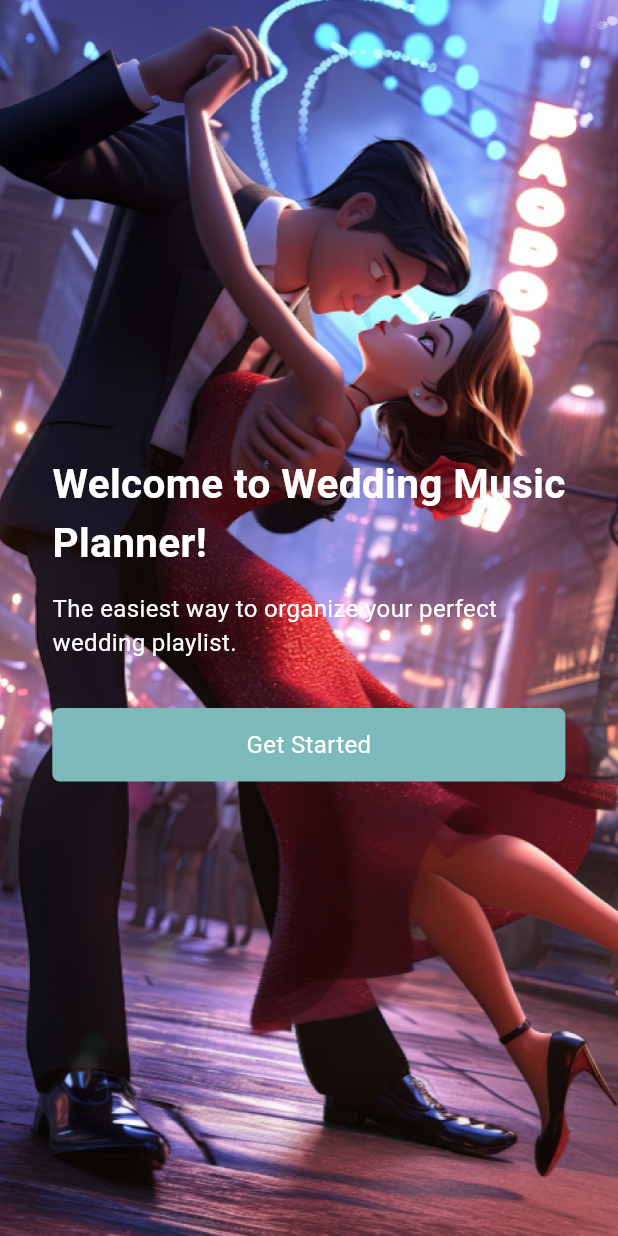
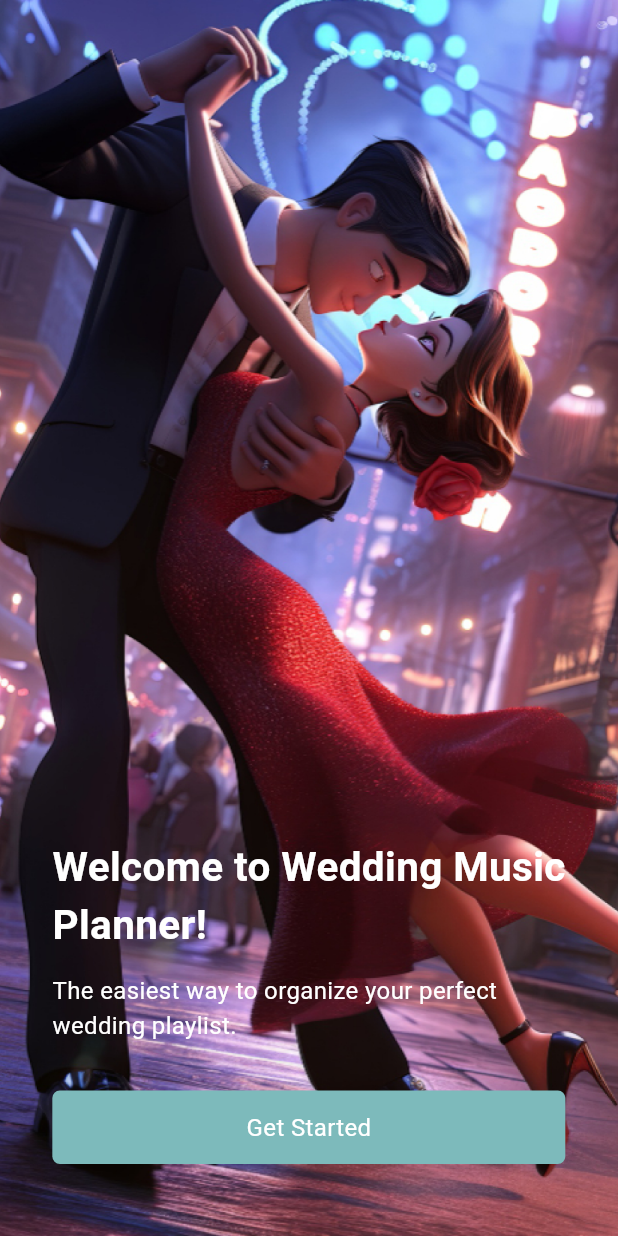
Before and after one commit to rifatalam26/married-app, a Flutter app: the screen it shows after launch, on a phone screen of 412 x 824 dp. Run offline on Flutter 3.47's test engine with Material 3 defaults, Android fonts, the phone set to English and light mode, and no system bars; our stand-ins replace get.

Commit message:
splash screen 2 ok

```diff
--- a/lib/View/splash_screen2.dart
+++ b/lib/View/splash_screen2.dart
@@ -1,4 +1,6 @@
 import 'package:flutter/material.dart';
+import 'package:get/get.dart';
+import 'package:get/get_core/src/get_main.dart';
 
 class SplashScreen2 extends StatefulWidget {
   const SplashScreen2({super.key});
@@ -21,6 +23,9 @@ class _SplashScreen2State extends State<SplashScreen2> {
             mainAxisAlignment: MainAxisAlignment.center,
             crossAxisAlignment: CrossAxisAlignment.start,
             children: [
+              const SizedBox(
+                height: 510,
+              ),
               const Text(
                 "Welcome to Wedding Music",
                 style: TextStyle(
@@ -49,7 +54,11 @@ class _SplashScreen2State extends State<SplashScreen2> {
               const SizedBox(
                 height: 32,
               ),
-              Container(
+              InkWell(
+                onTap: () {
+                  Get.to(const SplashScreen2());
+                },
+                child: Container(
                   height: 49,
                   width: 342,
                   decoration: BoxDecoration(
@@ -59,6 +68,7 @@ class _SplashScreen2State extends State<SplashScreen2> {
                     child: Text("Get Started",
                         style: TextStyle(fontSize: 16, color: Colors.white)),
                   ),
+                ),
               )
             ],
           ),
```
Lines whose indentation alone changed are shown as unchanged.
